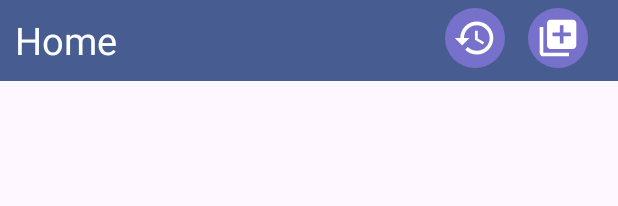
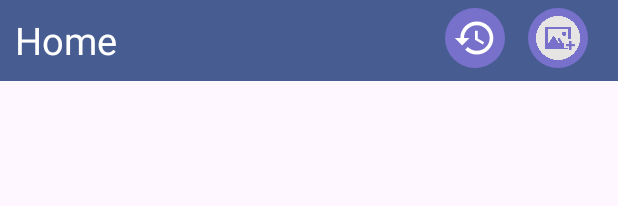
Before and after one commit to peishanisme/FirstProject, an Android app: the layout fragment_home.xml on its own in the app's theme, with its tools: preview values and no code run, on a phone screen of 412 x 824 dp. Shown: the top 206 px of the screen. Run offline under Robolectric (Android 15) with nearby library versions, the phone set to English and light mode, and no system bars.

Commit message:
"add post button" image

```diff
--- a/app/src/main/res/layout/fragment_home.xml
+++ b/app/src/main/res/layout/fragment_home.xml
@@ -36,7 +36,7 @@
             android:padding="5dp"
             android:scaleType="centerCrop"
             android:layout_alignParentEnd="true"
-            android:src="@drawable/baseline_add_to_photos_24"
+            android:src="@drawable/add_post_high"
             />
 
 
```
